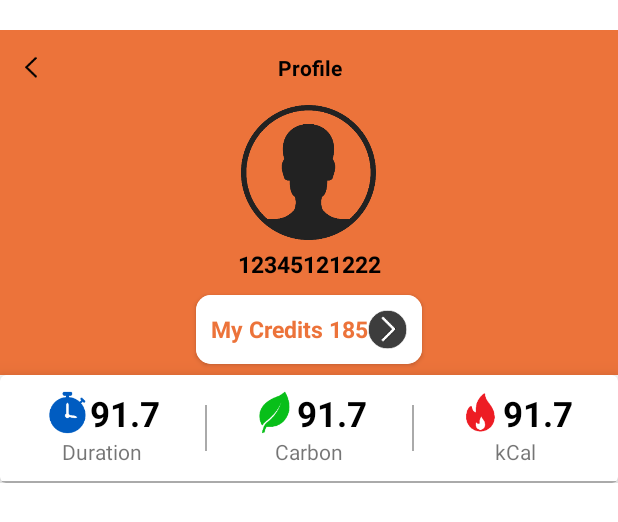
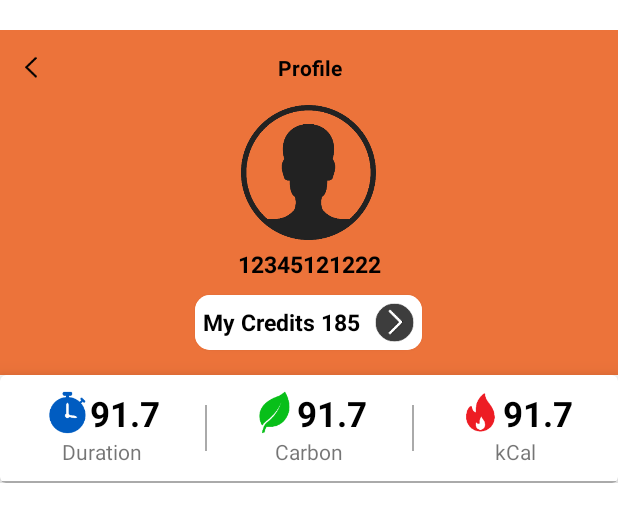
Before and after one commit to vehiclerideshare/Android, an Android app: the layout nav_header_main.xml on its own in the app's theme, with its tools: preview values and no code run, on a phone screen of 412 x 824 dp. Shown: the top 522 px of the screen. Run offline under Robolectric (Android 15) with nearby library versions, the phone set to English and light mode, and no system bars; network calls fail.

Commit message:
small changes

```diff
--- a/app/src/main/res/layout/nav_header_main.xml
+++ b/app/src/main/res/layout/nav_header_main.xml
@@ -91,11 +91,12 @@
                         android:layout_width="wrap_content"
                         android:layout_height="wrap_content"
                         android:background="@drawable/txt_rounded_corner"
+                        android:drawablePadding="10dp"
                         android:drawableRight="@mipmap/ic_credit_arrow"
                         android:gravity="center"
-                        android:padding="10dp"
+                        android:padding="5dp"
                         android:text="My Credits 185"
-                        android:textColor="@color/colorPrimary"
+                        android:textColor="@android:color/black"
                         android:textSize="15dp"
                         android:textStyle="bold" />
 
```
Also changed, not shown: app/src/main/java/com/cycliq/MapsActivity.java (+7 -3 lines), app/src/main/java/com/cycliq/ProfileActivity.java (+25 -37 lines).
